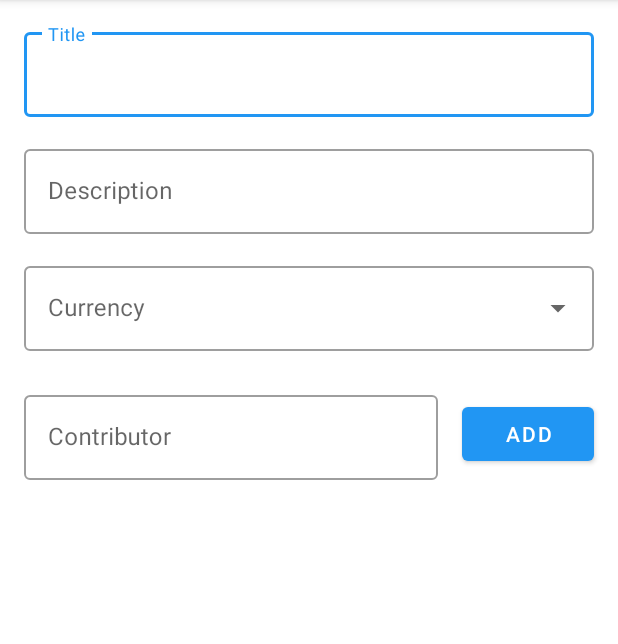
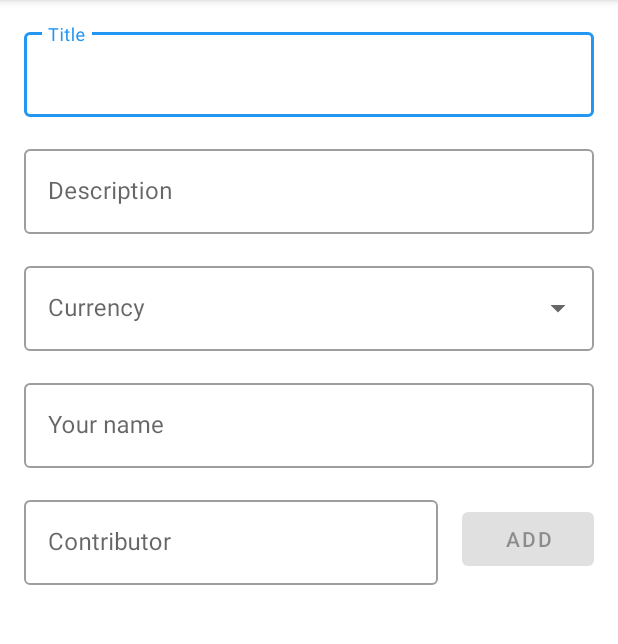
Before and after one commit to wilksyz/GoodCount, an Android app: the CreateCommonPotActivity screen opened directly, with no data from a screen before it, on a phone screen of 412 x 824 dp, the part 84-728 px from its top. Run offline under Robolectric (Android 15) with nearby library versions, the phone set to English and light mode, and no system bars; 1 statement that could not run was skipped.

Commit message:
Add recyclerView and viewModel at CreateCommonPotActivity

```diff
--- a/app/build.gradle
+++ b/app/build.gradle
@@ -49,4 +49,9 @@ dependencies {
 
     // Material Design
     implementation 'com.google.android.material:material:1.1.0-alpha06'
+
+    // Icepick
+    implementation 'frankiesardo:icepick:3.2.0'
+    compileOnly 'frankiesardo:icepick-processor:3.2.0'
+    annotationProcessor 'frankiesardo:icepick-processor:3.2.0'
 }
--- a/app/src/main/java/com/antoine/goodCount/ui/createAndEdit/CreateCommonPotActivity.kt
+++ b/app/src/main/java/com/antoine/goodCount/ui/createAndEdit/CreateCommonPotActivity.kt
@@ -1,37 +1,74 @@
 package com.antoine.goodCount.ui.createAndEdit
 
 import android.os.Bundle
-import android.util.Log
+import android.os.PersistableBundle
+import android.text.Editable
+import android.text.TextWatcher
 import androidx.appcompat.app.AppCompatActivity
 import com.antoine.goodCount.R
 import android.widget.ArrayAdapter
+import androidx.lifecycle.ViewModelProviders
+import androidx.recyclerview.widget.LinearLayoutManager
+import com.antoine.goodCount.ui.createAndEdit.recyclerview.ClickListener
+import com.antoine.goodCount.ui.createAndEdit.recyclerview.CreateRecyclerViewAdapter
+import icepick.Icepick
 import kotlinx.android.synthetic.main.activity_create_common_pot.*
-import java.util.*
 import kotlin.collections.ArrayList
 
-class CreateCommonPotActivity : AppCompatActivity() {
+class CreateCommonPotActivity : AppCompatActivity(), ClickListener {
+
+    private lateinit var mCreateViewModel: CreateViewModel
+    private var mCurrencyList: List<String> = ArrayList()
+    private val mContributorList : MutableList<String> = ArrayList()
+    private lateinit var mAdapter: CreateRecyclerViewAdapter
 
     override fun onCreate(savedInstanceState: Bundle?) {
         super.onCreate(savedInstanceState)
         setContentView(R.layout.activity_create_common_pot)
+        Icepick.restoreInstanceState(this, savedInstanceState)
+        this.configureViewModel()
         this.configureSpinner()
+        this.configureRecyclerView()
 
+
+        create_activity_contributor_editext.addTextChangedListener(object : TextWatcher{
+            override fun afterTextChanged(s: Editable?) {}
+            override fun beforeTextChanged(s: CharSequence?, start: Int, count: Int, after: Int) {}
+            override fun onTextChanged(s: CharSequence?, start: Int, before: Int, count: Int) {
+                create_activity_add_participant_button.isEnabled = s.toString().isNotEmpty()
+            }
+        })
+        create_activity_add_participant_button.setOnClickListener {
+            mContributorList.add(create_activity_contributor_editext.text.toString())
+            mAdapter.updateData(mContributorList)
+            create_activity_contributor_editext.text?.clear()
+        }
+    }
+
+    private fun configureViewModel(){
+        mCreateViewModel = ViewModelProviders.of(this@CreateCommonPotActivity).get(CreateViewModel::class.java)
+    }
+
+    private fun configureSpinner(){
+        mCurrencyList = mCreateViewModel.getAllCurrency()
+        val adapter = ArrayAdapter(this@CreateCommonPotActivity, R.layout.dropdown_menu_popup_item, mCurrencyList)
+        create_activity_spinner.setAdapter(adapter)
 
     }
 
-    private fun configureSpinner(){
-        val localeList = Locale.getAvailableLocales()
-        val currencyList = ArrayList<String>()
-        for (locale in localeList){
-            try {
-                val currency = Currency.getInstance(locale)
-                val string = "${currency.displayName} (${currency.symbol})"
-                if (!currencyList.contains(string)) currencyList.add(string)
-            }catch (e: Exception){ }
-        }
-        currencyList.sort()
-        currencyList.removeAt(0)
-        val adapter = ArrayAdapter(this, R.layout.dropdown_menu_popup_item, currencyList)
-        create_activity_spinner.setAdapter(adapter)
+    private fun configureRecyclerView(){
+        this.mAdapter = CreateRecyclerViewAdapter(this)
+        create_activity_recyclerview.adapter = this.mAdapter
+        create_activity_recyclerview.layoutManager = LinearLayoutManager(this)
+    }
+
+    override fun onClick(position: Int) {
+        mContributorList.removeAt(position)
+        mAdapter.updateData(mContributorList)
+    }
+
+    override fun onSaveInstanceState(outState: Bundle?, outPersistentState: PersistableBundle?) {
+        super.onSaveInstanceState(outState, outPersistentState)
+        Icepick.saveInstanceState(this, outState)
     }
 }
--- /dev/null
+++ b/app/src/main/java/com/antoine/goodCount/ui/createAndEdit/CreateViewModel.kt
@@ -0,0 +1,25 @@
+package com.antoine.goodCount.ui.createAndEdit
+
+import androidx.lifecycle.LiveData
+import androidx.lifecycle.MutableLiveData
+import androidx.lifecycle.ViewModel
+import java.util.*
+
+class CreateViewModel: ViewModel() {
+
+    private val mCurrencyList: MutableList<String> = ArrayList()
+
+    fun getAllCurrency(): List<String> {
+        val localeList = Locale.getAvailableLocales()
+        for (locale in localeList){
+            try {
+                val currency = Currency.getInstance(locale)
+                val string = "${currency.displayName} (${currency.symbol})"
+                if (!mCurrencyList.contains(string)) mCurrencyList.add(string)
+            }catch (e: Exception){ }
+        }
+        mCurrencyList.sort()
+        mCurrencyList.removeAt(0)
+        return mCurrencyList
+    }
+}
--- /dev/null
+++ b/app/src/main/java/com/antoine/goodCount/ui/createAndEdit/recyclerview/CreateRecyclerViewAdapter.kt
@@ -0,0 +1,31 @@
+package com.antoine.goodCount.ui.createAndEdit.recyclerview
+
+import android.view.LayoutInflater
+import android.view.ViewGroup
+import androidx.recyclerview.widget.RecyclerView
+import com.antoine.goodCount.R
+
+class CreateRecyclerViewAdapter(private val clickListener: ClickListener): RecyclerView.Adapter<CreateRecyclerViewHolder>() {
+
+    private var mContributorList : List<String> = ArrayList()
+
+    override fun onCreateViewHolder(parent: ViewGroup, viewType: Int): CreateRecyclerViewHolder {
+        val context = parent.context
+        val inflater = LayoutInflater.from(context)
+        val view = inflater.inflate(R.layout.recyclerview_activity_create, parent, false)
+        return CreateRecyclerViewHolder(view, clickListener)
+    }
+
+    override fun getItemCount(): Int {
+        return mContributorList.size
+    }
+
+    override fun onBindViewHolder(createRecyclerViewHolder: CreateRecyclerViewHolder, position: Int) {
+        return createRecyclerViewHolder.updateListContributor(mContributorList[position])
+    }
+
+    fun updateData(contributorList: List<String>){
+        mContributorList = contributorList
+        this.notifyDataSetChanged()
+    }
+}
--- a/app/src/main/java/com/antoine/goodCount/ui/main/MainFragment.kt
+++ b/app/src/main/java/com/antoine/goodCount/ui/main/MainFragment.kt
@@ -98,7 +98,7 @@ class MainFragment : Fragment(), ClickListener {
     }
 
     private fun getCommonPot(userId: String){
-        mMainViewModel.getParticipantCommonPot(userId) .observe(this, Observer {
+        mMainViewModel.getParticipantCommonPot(userId).observe(this, Observer {
             if (it.isNotEmpty()){
                 mAdapter.updateData(it)
             }
--- a/app/src/main/res/layout/activity_create_common_pot.xml
+++ b/app/src/main/res/layout/activity_create_common_pot.xml
@@ -52,22 +52,24 @@
                     android:layout_width="match_parent"
                     android:layout_height="wrap_content"
                     android:hint="@string/currency"
-                    android:id="@+id/create_activity_spinner" android:editable="false"/>
+                    android:id="@+id/create_activity_spinner" android:editable="false"
+                    android:saveEnabled="false"/>
         </com.google.android.material.textfield.TextInputLayout>
         <com.google.android.material.textfield.TextInputLayout
                 android:layout_width="0dp"
                 android:layout_height="wrap_content"
                 app:layout_constraintStart_toStartOf="parent"
                 android:layout_marginStart="16dp"
-                android:layout_marginTop="24dp"
                 style="@style/Widget.MaterialComponents.TextInputLayout.OutlinedBox"
-                app:layout_constraintTop_toBottomOf="@+id/textInputLayout3" android:id="@+id/textInputLayout4"
-                app:layout_constraintEnd_toStartOf="@+id/create_activity_add_participant_button" android:layout_marginEnd="16dp">
+                android:id="@+id/textInputLayout4"
+                app:layout_constraintEnd_toStartOf="@+id/create_activity_add_participant_button"
+                android:layout_marginEnd="16dp" app:layout_constraintTop_toBottomOf="@+id/textInputLayout5"
+                android:layout_marginTop="16dp">
 
             <com.google.android.material.textfield.TextInputEditText
                     android:layout_width="match_parent"
                     android:layout_height="wrap_content"
-                    android:hint="@string/contributor"/>
+                    android:hint="@string/contributor" android:id="@+id/create_activity_contributor_editext"/>
         </com.google.android.material.textfield.TextInputLayout>
         <Button
                 android:text="@string/add"
@@ -76,7 +78,7 @@
                 android:id="@+id/create_activity_add_participant_button" app:layout_constraintEnd_toEndOf="parent"
                 android:layout_marginEnd="16dp"
                 app:layout_constraintTop_toTopOf="@+id/textInputLayout4"
-                app:layout_constraintBottom_toBottomOf="@+id/textInputLayout4"/>
+                app:layout_constraintBottom_toBottomOf="@+id/textInputLayout4" android:enabled="false"/>
         <androidx.recyclerview.widget.RecyclerView
                 android:layout_width="match_parent"
                 android:layout_height="match_parent" android:layout_marginTop="8dp"
@@ -84,5 +86,20 @@
                 app:layout_constraintStart_toStartOf="parent" android:layout_marginStart="16dp"
                 app:layout_constraintEnd_toEndOf="parent" android:layout_marginEnd="16dp"
                 android:id="@+id/create_activity_recyclerview"/>
+        <com.google.android.material.textfield.TextInputLayout
+                android:layout_width="0dp"
+                android:layout_height="wrap_content"
+                android:layout_marginTop="16dp"
+                app:layout_constraintTop_toBottomOf="@+id/textInputLayout3"
+                android:id="@+id/textInputLayout5" app:layout_constraintStart_toStartOf="parent"
+                android:layout_marginStart="16dp" app:layout_constraintEnd_toEndOf="parent"
+                style="@style/Widget.MaterialComponents.TextInputLayout.OutlinedBox"
+                android:layout_marginEnd="16dp">
+
+            <com.google.android.material.textfield.TextInputEditText
+                    android:layout_width="match_parent"
+                    android:layout_height="wrap_content"
+                    android:hint="@string/your_name" android:id="@+id/create_activity_your_name_editext"/>
+        </com.google.android.material.textfield.TextInputLayout>
     </androidx.constraintlayout.widget.ConstraintLayout>
 </ScrollView>
--- a/app/src/main/res/values/strings.xml
+++ b/app/src/main/res/values/strings.xml
@@ -15,5 +15,7 @@
     <string name="currency">Currency</string>
     <string name="add">Add</string>
     <string name="contributor">Contributor</string>
+    <string name="button_for_delete_the_contributor">Button for delete the contributor</string>
+    <string name="your_name">Your name</string>
 
 </resources>
--- a/build.gradle
+++ b/build.gradle
@@ -6,6 +6,7 @@ buildscript {
         google()
         jcenter()
         mavenCentral()
+        maven {url "https://clojars.org/repo/"}
     }
     dependencies {
         classpath 'com.android.tools.build:gradle:3.4.1'
```
Also changed, not shown: app/src/main/java/com/antoine/goodCount/ui/createAndEdit/recyclerview/CreateRecyclerViewHolder.kt (added, +23 -0 lines), app/src/main/res/drawable/ic_clear.xml (added, +9 -0 lines), app/src/main/res/layout/recyclerview_activity_create.xml (added, +38 -0 lines).
